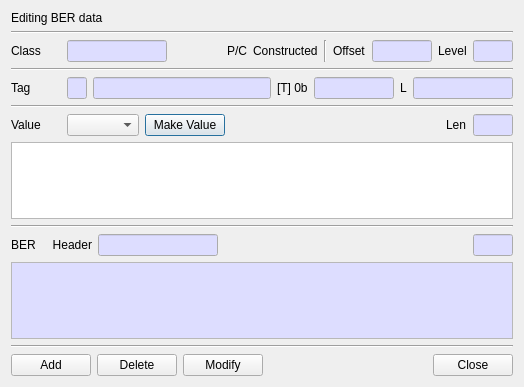
The window that BerEditor/edit_value_dlg.ui (jykim74/BerEditor) describes before a commit, drawn with Qt 5.
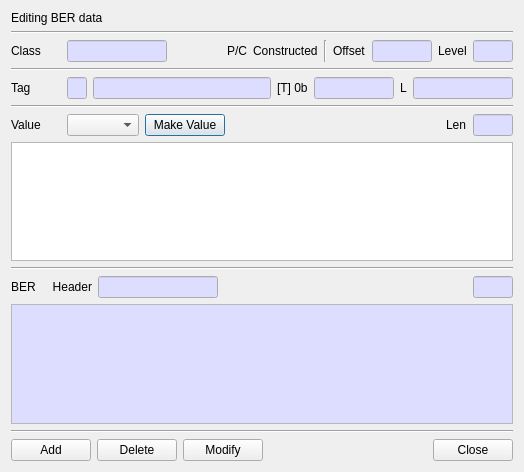
The same window after the commit.

Diff of the .ui file:
```diff
--- a/BerEditor/edit_value_dlg.ui
+++ b/BerEditor/edit_value_dlg.ui
@@ -7,7 +7,7 @@
     <x>0</x>
     <y>0</y>
     <width>524</width>
-    <height>387</height>
+    <height>472</height>
    </rect>
   </property>
   <property name="windowTitle">
```
Left out of the diff: 2 changed lines with no effect on the pictures.
